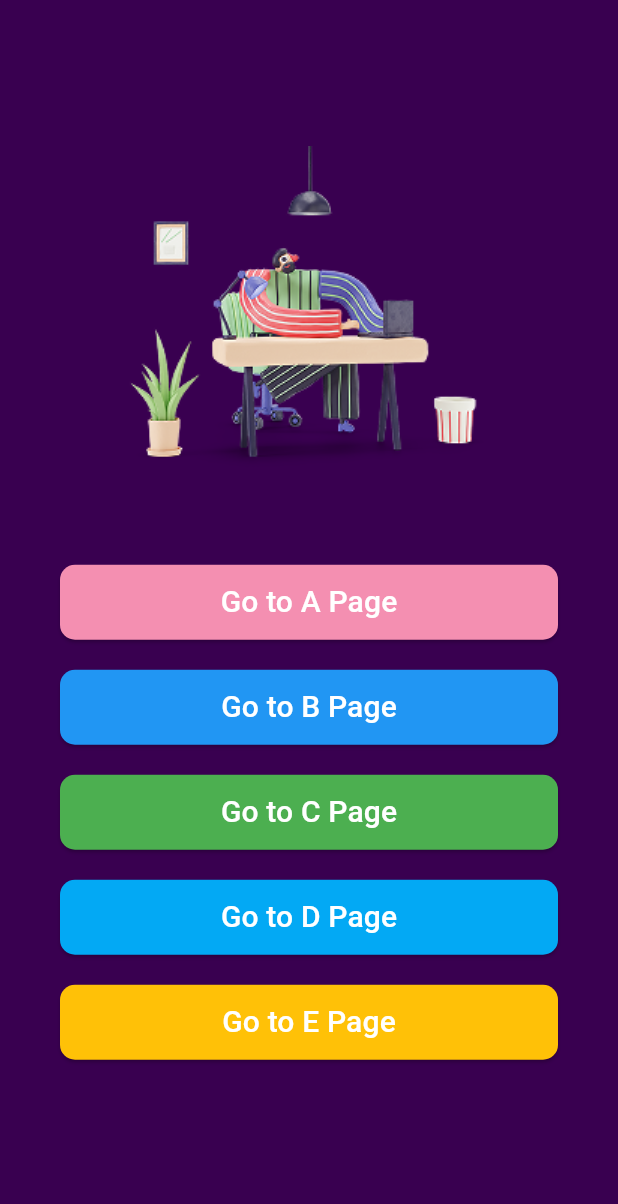
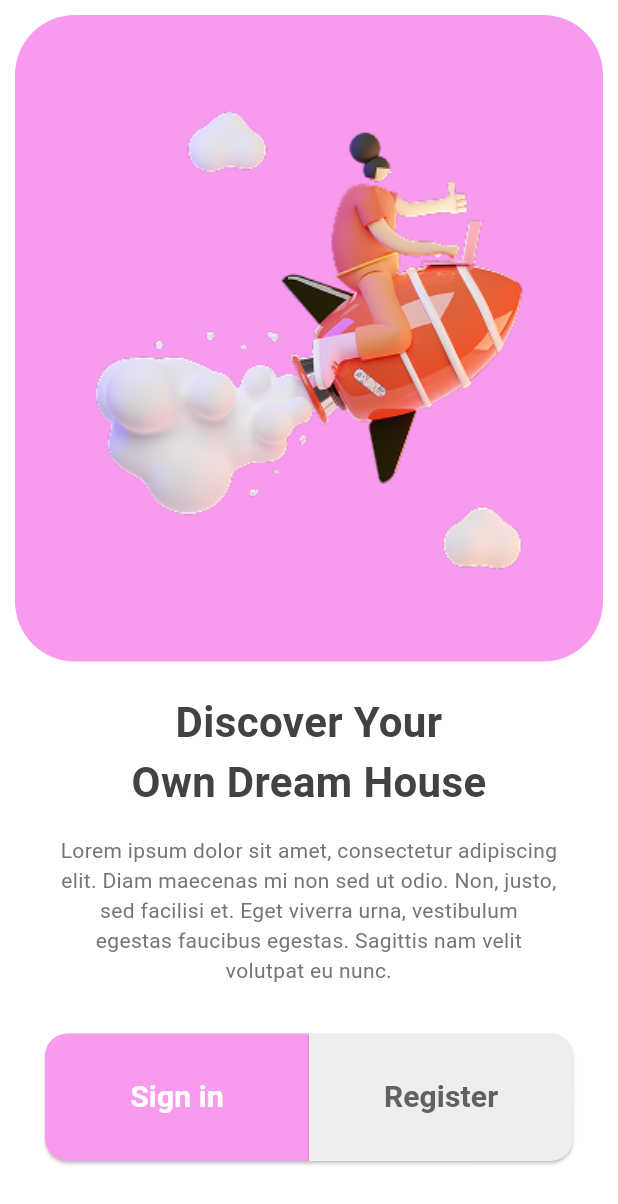
Before and after one commit to GeorgeGitSter/flutter_speed_ui_app, a Flutter app: the screen it shows after launch, after a tap on "Go to A Page", on a phone screen of 412 x 824 dp. Shown: the top 1204 px of the screen. Run offline on Flutter 3.47's test engine with Material 3 defaults, Android fonts, the phone set to English and light mode, and no system bars; our stand-ins replace font_awesome_flutter, google_fonts; Roboto replaces fonts that are missing (Kanit).

Commit message:
Completed A Page

```diff
--- a/lib/main.dart
+++ b/lib/main.dart
@@ -1,4 +1,6 @@
 import "package:flutter/material.dart";
+import "package:flutter_speed_ui_app/views/a01_page_ui.dart";
+import "package:flutter_speed_ui_app/views/a02_page_ui.dart";
 import "package:flutter_speed_ui_app/views/e01_page_ui.dart";
 import "package:flutter_speed_ui_app/views/e02_page_ui.dart";
 import "package:flutter_speed_ui_app/views/e03_page_ui.dart";
--- /dev/null
+++ b/lib/views/a01_page_ui.dart
@@ -0,0 +1,138 @@
+import 'package:flutter/material.dart';
+import 'package:flutter_speed_ui_app/views/a02_page_ui.dart';
+
+class A01PageUI extends StatefulWidget {
+  const A01PageUI({super.key});
+
+  @override
+  State<A01PageUI> createState() => _A01PageUIState();
+}
+
+class _A01PageUIState extends State<A01PageUI> {
+  @override
+  Widget build(BuildContext context) {
+    return Scaffold(
+      backgroundColor: Colors.white,
+      body: Container(
+        padding: EdgeInsets.all(10.0),
+        child: Column(
+          children: <Widget>[
+            Expanded(
+              child: Container(
+                width: MediaQuery.of(context).size.width,
+                decoration: BoxDecoration(
+                  borderRadius: BorderRadius.circular(40.0),
+                  color: Color(0xFFF89AEE),
+                ),
+                child: Stack(
+                  alignment: Alignment.center,
+                  children: [
+                    Image.asset(
+                      'assets/images/imga1.png',
+                      height: 350,
+                    ),
+                  ],
+                ),
+              ),
+            ),
+            SizedBox(
+              height: 20.0,
+            ),
+            Text(
+              'Discover Your\nOwn Dream House',
+              textAlign: TextAlign.center,
+              style: TextStyle(
+                fontSize: 28.0,
+                fontWeight: FontWeight.bold,
+                color: Colors.grey.shade800,
+              ),
+            ),
+            SizedBox(height: 16.0),
+            Padding(
+              padding: const EdgeInsets.symmetric(
+                horizontal: 30.0,
+              ),
+              child: Text(
+                'Lorem ipsum dolor sit amet, consectetur adipiscing elit. Diam maecenas mi non sed ut odio. Non, justo, sed facilisi et. Eget viverra urna, vestibulum egestas faucibus egestas. Sagittis nam velit volutpat eu nunc.',
+                textAlign: TextAlign.center,
+                style: TextStyle(
+                  fontSize: 14.0,
+                  color: Colors.grey.shade600,
+                ),
+              ),
+            ),
+            SizedBox(height: 32.0),
+            Padding(
+              padding: const EdgeInsets.symmetric(
+                horizontal: 20.0,
+              ),
+              child: Row(
+                mainAxisAlignment: MainAxisAlignment.center,
+                children: <Widget>[
+                  Expanded(
+                    child: ElevatedButton(
+                      onPressed: () {
+                        // Handle sign-in logic
+                      },
+                      style: ElevatedButton.styleFrom(
+                        backgroundColor: Color(0xFFF89AEE),
+                        padding: EdgeInsets.symmetric(vertical: 28.0),
+                        shape: RoundedRectangleBorder(
+                          borderRadius: BorderRadius.only(
+                            topLeft: Radius.circular(15.0),
+                            bottomLeft: Radius.circular(15.0),
+                          ),
+                        ),
+                      ),
+                      child: Text(
+                        'Sign in',
+                        style: TextStyle(
+                          fontSize: 20.0,
+                          color: Colors.white,
+                          fontWeight: FontWeight.bold,
+                        ),
+                      ),
+                    ),
+                  ),
+                  Expanded(
+                    child: ElevatedButton(
+                      onPressed: () {
+                        Navigator.push(
+                          context,
+                          MaterialPageRoute(
+                            builder: (context) => A02PageUI(),
+                          ),
+                        );
+                      },
+                      style: ElevatedButton.styleFrom(
+                        backgroundColor: Colors.grey.shade200,
+                        padding: EdgeInsets.symmetric(vertical: 28.0),
+                        shape: RoundedRectangleBorder(
+                          borderRadius: BorderRadius.only(
+                            topRight: Radius.circular(15.0),
+                            bottomRight: Radius.circular(15.0),
+                          ),
+                        ),
+                      ),
+                      child: Text(
+                        'Register',
+                        style: TextStyle(
+                          fontSize: 20.0,
+                          color: Colors.grey.shade700,
+                          fontWeight: FontWeight.bold,
+                        ),
+                      ),
+                    ),
+                  ),
+                ],
+              ),
+            ),
+            SizedBox(
+              height: 40.0,
+            )
+          ],
+        ),
+      ),
+    );
+  }
+}
--- a/lib/views/e02_page_ui.dart
+++ b/lib/views/e02_page_ui.dart
@@ -302,7 +302,7 @@ class _E02PageUIState extends State<E02PageUI> {
             ),
             SizedBox(
               height: 40,
-            )
+            ),
           ],
         ),
       ),
--- a/lib/views/home_ui.dart
+++ b/lib/views/home_ui.dart
@@ -1,6 +1,7 @@
 // ignore_for_file: sort_child_properties_last
 
 import 'package:flutter/material.dart';
+import 'package:flutter_speed_ui_app/views/a01_page_ui.dart';
 import 'package:flutter_speed_ui_app/views/e01_page_ui.dart';
 
 class HomeUI extends StatelessWidget {
@@ -26,7 +27,14 @@ class HomeUI extends StatelessWidget {
                 height: 50,
               ),
               ElevatedButton(
-                onPressed: () {},
+                onPressed: () {
+                  Navigator.push(
+                    context,
+                    MaterialPageRoute(
+                      builder: (context) => A01PageUI(),
+                    ),
+                  );
+                },
                 child: Text(
                   'Go to A Page',
                   style: TextStyle(fontSize: 20, color: Colors.white),
```
Also changed, not shown: lib/views/a02_page_ui.dart (added, +239 -0 lines).
